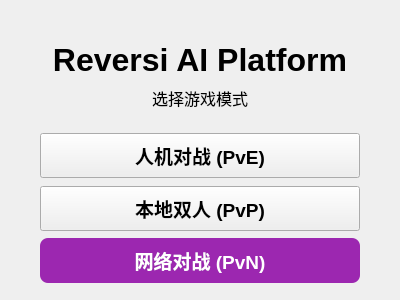
The window that ui/menuwindow.ui (Apoxtq/ReversiAI_Platform) describes before a commit, drawn with Qt 5.
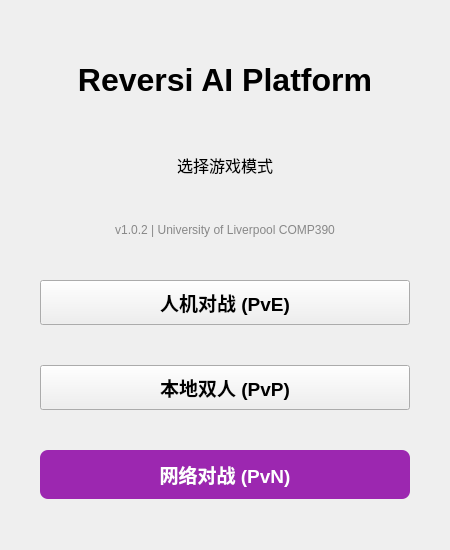
The same window after the commit. Icons and pictures are not drawn.

```diff
--- a/ui/menuwindow.ui
+++ b/ui/menuwindow.ui
@@ -6,20 +6,20 @@
    <rect>
     <x>0</x>
     <y>0</y>
-    <width>400</width>
-    <height>300</height>
+    <width>450</width>
+    <height>550</height>
    </rect>
   </property>
   <property name="minimumSize">
    <size>
-    <width>400</width>
-    <height>300</height>
+    <width>450</width>
+    <height>550</height>
    </size>
   </property>
   <property name="maximumSize">
    <size>
-    <width>400</width>
-    <height>300</height>
+    <width>450</width>
+    <height>550</height>
    </size>
   </property>
   <property name="windowTitle">
@@ -97,8 +97,39 @@
       <property name="alignment">
        <set>Qt::AlignCenter</set>
       </property>
+    <property name="text">
+     <string>选择游戏模式</string>
+    </property>
+   </widget>
+    </item>
+    <item>
+     <widget class="QLabel" name="versionLabel">
+      <property name="minimumSize">
+       <size>
+        <width>0</width>
+        <height>20</height>
+       </size>
+      </property>
+      <property name="maximumSize">
+       <size>
+        <width>16777215</width>
+        <height>20</height>
+       </size>
+      </property>
+      <property name="font">
+       <font>
+        <pointsize>9</pointsize>
+        <weight>50</weight>
+       </font>
+      </property>
+      <property name="styleSheet">
+       <string notr="true">color: #888888;</string>
+      </property>
+      <property name="alignment">
+       <set>Qt::AlignCenter</set>
+      </property>
       <property name="text">
-       <string>选择游戏模式</string>
+       <string>v1.0.2 | University of Liverpool COMP390</string>
       </property>
      </widget>
     </item>
```
